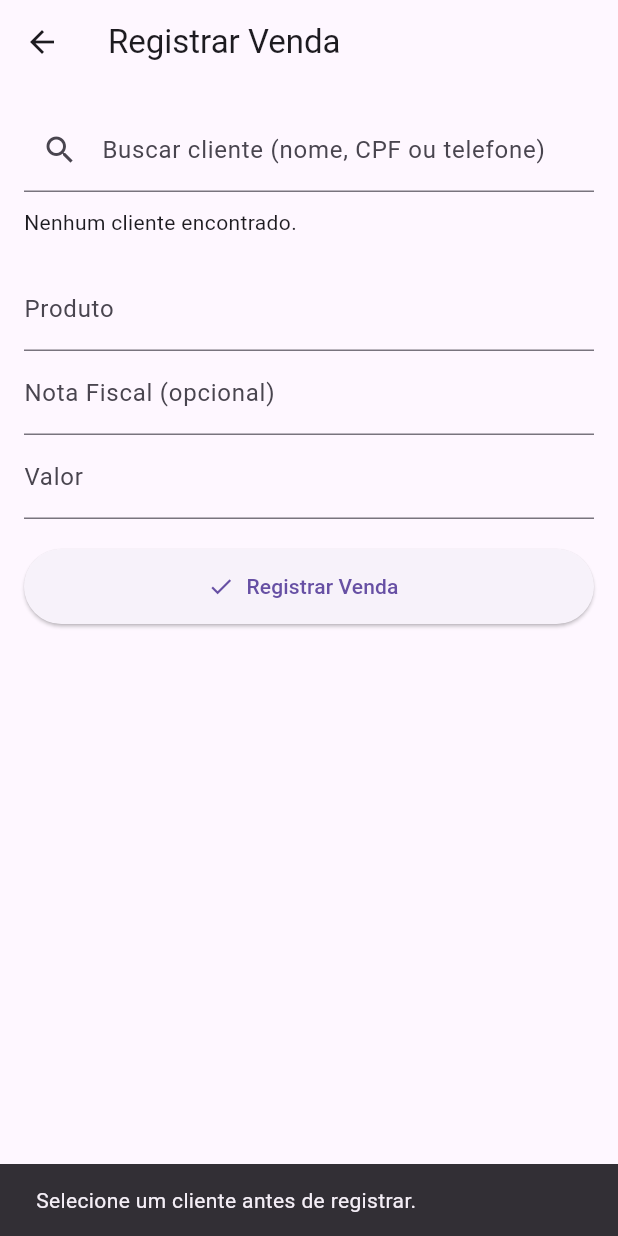
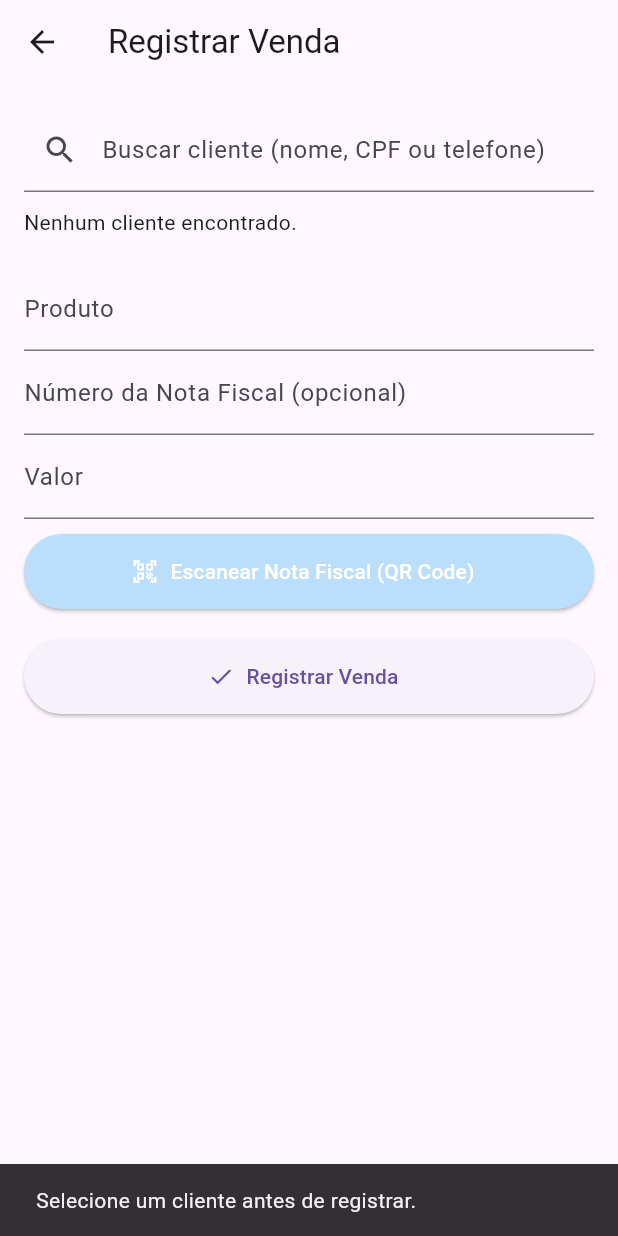
Before and after one commit to PJosquin/cadastro_clientes_final, a Flutter app: the RegistroVendaPage screen opened directly, after a tap on "Registrar Venda", on a phone screen of 412 x 824 dp. Run offline on Flutter 3.47's test engine with Material 3 defaults, Android fonts, the phone set to English and light mode, and no system bars; our stand-ins replace cloud_firestore, firebase_core, flutter_masked_text2, mask_text_input_formatter; missing offline and left inert: mobile_scanner, qr_code_scanner; accounts and stored records are empty.

```diff
--- a/lib/registro_venda_page.dart
+++ b/lib/registro_venda_page.dart
@@ -1,6 +1,7 @@
 import 'package:flutter/material.dart';
 import 'package:cloud_firestore/cloud_firestore.dart';
 import 'package:intl/intl.dart';
+import 'package:mobile_scanner/mobile_scanner.dart'; // para escanear QRCode
 
 class RegistroVendaPage extends StatefulWidget {
   const RegistroVendaPage({super.key});
@@ -12,30 +13,29 @@ class RegistroVendaPage extends StatefulWidget {
 class _RegistroVendaPageState extends State<RegistroVendaPage> {
   final TextEditingController _buscaController = TextEditingController();
   final TextEditingController _produtoController = TextEditingController();
-  final TextEditingController _notaFiscalController = TextEditingController();
+  final TextEditingController _notaController = TextEditingController();
   final TextEditingController _valorController = TextEditingController();
 
   String? _clienteSelecionadoId;
   String? _clienteSelecionadoNome;
+  String? _qrcodeLido;
 
   @override
   void dispose() {
     _buscaController.dispose();
     _produtoController.dispose();
-    _notaFiscalController.dispose();
+    _notaController.dispose();
     _valorController.dispose();
     super.dispose();
   }
 
   Future<List<QueryDocumentSnapshot>> _buscarClientes(String termo) async {
     final termoLower = termo.toLowerCase();
-
     final snapshot = await FirebaseFirestore.instance
         .collection('clientes')
         .orderBy('nome')
         .get();
 
-    // 🔍 Busca flexível por nome, CPF ou telefone (com ou sem pontuação)
     String normalize(String s) =>
         s.replaceAll(RegExp(r'[^0-9a-zA-Z]'), '').toLowerCase();
 
@@ -46,11 +46,9 @@ class _RegistroVendaPageState extends State<RegistroVendaPage> {
       final telefone = (data['telefone'] ?? '').toString();
 
       final termoNormalizado = normalize(termoLower);
-      final nomeMatch = nome.contains(termoLower);
-      final cpfMatch = normalize(cpf).contains(termoNormalizado);
-      final telMatch = normalize(telefone).contains(termoNormalizado);
-
-      return nomeMatch || cpfMatch || telMatch;
+      return nome.contains(termoLower) ||
+          normalize(cpf).contains(termoNormalizado) ||
+          normalize(telefone).contains(termoNormalizado);
     }).toList();
   }
 
@@ -63,23 +61,28 @@ class _RegistroVendaPageState extends State<RegistroVendaPage> {
     }
 
     final produto = _produtoController.text.trim();
-    final nota = _notaFiscalController.text.trim();
-    final valor = _valorController.text.trim();
+    final numeroNota = _notaController.text.trim();
+    final valor = double.tryParse(_valorController.text.trim()) ?? 0;
+    final qrcode = _qrcodeLido?.trim() ?? '';
 
-    if (produto.isEmpty || valor.isEmpty) {
+    if (produto.isEmpty || valor <= 0) {
       ScaffoldMessenger.of(context).showSnackBar(
-        const SnackBar(content: Text("Preencha o produto e o valor.")),
+        const SnackBar(content: Text("Preencha o produto e o valor corretamente.")),
       );
       return;
     }
 
     await FirebaseFirestore.instance.collection('vendas').add({
+      'cliente': _clienteSelecionadoNome,
       'clienteId': _clienteSelecionadoId,
-      'clienteNome': _clienteSelecionadoNome,
       'produto': produto,
-      'notaFiscal': nota,
+      'numero_nota': numeroNota, // ✅ nome igual ao Firestore
+      'qrcode': qrcode,          // ✅ opcional, se escanear QRCode
       'valor': valor,
       'data': Timestamp.now(),
+      'dataRegistro': Timestamp.now(),
+      'numero_pecas': 1,
+      'observacoes': '',
     });
 
     ScaffoldMessenger.of(context).showSnackBar(
@@ -87,12 +90,46 @@ class _RegistroVendaPageState extends State<RegistroVendaPage> {
     );
 
     _produtoController.clear();
-    _notaFiscalController.clear();
+    _notaController.clear();
     _valorController.clear();
     setState(() {
       _clienteSelecionadoId = null;
       _clienteSelecionadoNome = null;
+      _qrcodeLido = null;
     });
+  }
+
+  Future<void> _lerNotaFiscal() async {
+    await showDialog(
+      context: context,
+      builder: (context) => AlertDialog(
+        title: const Text("Escanear Nota Fiscal (QR Code)"),
+        content: SizedBox(
+          height: 300,
+          width: 300,
+          child: MobileScanner(
+            onDetect: (capture) {
+              final barcodes = capture.barcodes;
+              if (barcodes.isNotEmpty) {
+                final valor = barcodes.first.rawValue ?? "";
+                if (valor.isNotEmpty) {
+                  setState(() {
+                    _qrcodeLido = valor; // ✅ grava apenas no campo qrcode
+                  });
+                  Navigator.pop(context);
+                  ScaffoldMessenger.of(context).showSnackBar(
+                    const SnackBar(
+                      content: Text("QR Code escaneado e salvo!"),
+                      duration: Duration(seconds: 2),
+                    ),
+                  );
+                }
+              }
+            },
+          ),
+        ),
+      ),
+    );
   }
 
   @override
@@ -109,9 +146,7 @@ class _RegistroVendaPageState extends State<RegistroVendaPage> {
                 labelText: "Buscar cliente (nome, CPF ou telefone)",
                 prefixIcon: Icon(Icons.search),
               ),
-              onChanged: (valor) {
-                setState(() {}); // para atualizar a lista
-              },
+              onChanged: (valor) => setState(() {}),
             ),
             const SizedBox(height: 10),
             FutureBuilder<List<QueryDocumentSnapshot>>(
@@ -120,9 +155,7 @@ class _RegistroVendaPageState extends State<RegistroVendaPage> {
                 if (!snapshot.hasData) return const SizedBox.shrink();
 
                 final clientes = snapshot.data!;
-                if (clientes.isEmpty) {
-                  return const Text("Nenhum cliente encontrado.");
-                }
+                if (clientes.isEmpty) return const Text("Nenhum cliente encontrado.");
 
                 return Column(
                   children: clientes.map((doc) {
@@ -156,12 +189,10 @@ class _RegistroVendaPageState extends State<RegistroVendaPage> {
                   subtitle: const Text("Cliente selecionado"),
                   trailing: IconButton(
                     icon: const Icon(Icons.close),
-                    onPressed: () {
-                      setState(() {
-                        _clienteSelecionadoId = null;
-                        _clienteSelecionadoNome = null;
-                      });
-                    },
+                    onPressed: () => setState(() {
+                      _clienteSelecionadoId = null;
+                      _clienteSelecionadoNome = null;
+                    }),
                   ),
                 ),
               ),
@@ -170,15 +201,58 @@ class _RegistroVendaPageState extends State<RegistroVendaPage> {
               decoration: const InputDecoration(labelText: "Produto"),
             ),
             TextField(
-              controller: _notaFiscalController,
-              decoration: const InputDecoration(labelText: "Nota Fiscal (opcional)"),
+              controller: _notaController,
+              decoration: const InputDecoration(
+                labelText: "Número da Nota Fiscal (opcional)",
+              ),
             ),
             TextField(
               controller: _valorController,
               decoration: const InputDecoration(labelText: "Valor"),
               keyboardType: TextInputType.number,
             ),
+
+            const SizedBox(height: 10),
+
+            // ✅ Botão novo para escanear QR Code
+            ElevatedButton.icon(
+              onPressed: _lerNotaFiscal,
+              icon: const Icon(Icons.qr_code_scanner),
+              label: const Text("Escanear Nota Fiscal (QR Code)"),
+              style: ElevatedButton.styleFrom(
+                backgroundColor: _qrcodeLido == null
+                    ? Colors.blue.shade100
+                    : Colors.blue.shade400,
+                foregroundColor: Colors.white,
+                minimumSize: const Size.fromHeight(50),
+              ),
+            ),
+
+            // ✅ Mostra o QRCode lido abaixo do botão (se existir)
+            if (_qrcodeLido != null && _qrcodeLido!.isNotEmpty) ...[
+              const SizedBox(height: 8),
+              Row(
+                children: [
+                  const Icon(Icons.link, color: Colors.blueAccent, size: 20),
+                  const SizedBox(width: 8),
+                  Expanded(
+                    child: Text(
+                      _qrcodeLido!,
+                      style: const TextStyle(
+                        color: Colors.blueAccent,
+                        decoration: TextDecoration.underline,
+                      ),
+                      overflow: TextOverflow.ellipsis,
+                      maxLines: 2,
+                    ),
+                  ),
+                ],
+              ),
+            ],
+
             const SizedBox(height: 20),
+
+            // ✅ Botão original para salvar
             ElevatedButton.icon(
               onPressed: _registrarVenda,
               icon: const Icon(Icons.check),
--- a/pubspec.yaml
+++ b/pubspec.yaml
@@ -20,6 +20,7 @@ dependencies:
   intl: ^0.20.2
   font_awesome_flutter: ^10.11.0
   url_launcher: ^6.3.2
+  mobile_scanner: ^6.0.2   # ✅ adicione esta linha
 
   qr_code_scanner:
     git:
```
Also changed, not shown: lib/historico_vendas_page.dart (+25 -5 lines), pubspec.lock, 2 other files.
